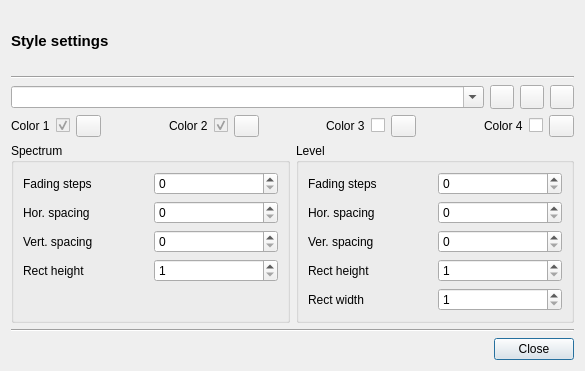
This is src/Gui/Plugins/Engine/GUI_Style.ui in Inferno214221/sayonara-player as Qt 5 draws it before an edit. The edited form follows.
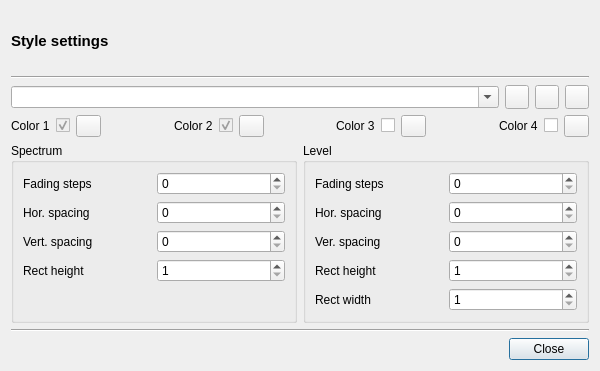
This is the edited form. Icons and pictures are not drawn.

```diff
--- a/src/Gui/Plugins/Engine/GUI_Style.ui
+++ b/src/Gui/Plugins/Engine/GUI_Style.ui
@@ -6,7 +6,7 @@
    <rect>
     <x>0</x>
     <y>0</y>
-    <width>585</width>
+    <width>600</width>
     <height>371</height>
    </rect>
   </property>
```
Left out of the diff: 30 changed lines with no effect on the pictures.
